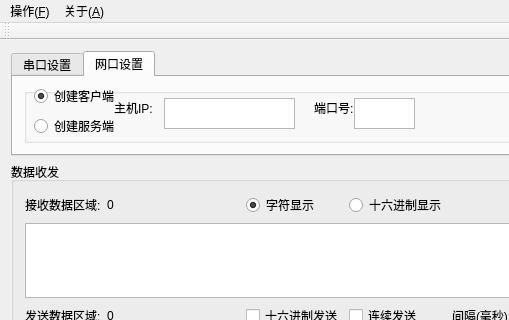
The window that serialAssistant1.1/mainwindow.ui (lonly-wolf/serialAssistant) describes before a commit, drawn with Qt 5; both pictures show x 0 to 509 and y 0 to 320 of the 743 by 507 pixel window.
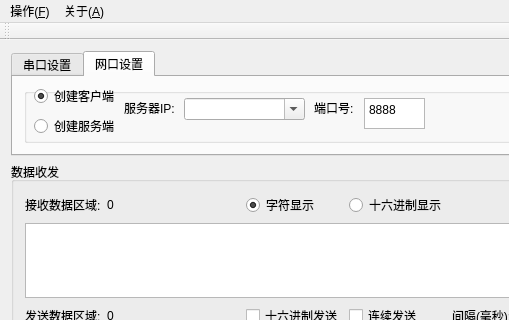
The same window after the commit. The open tabs and pages were chosen to show the change. Icons and pictures are not drawn.

What changed in the file:
```diff
--- a/serialAssistant1.1/mainwindow.ui
+++ b/serialAssistant1.1/mainwindow.ui
@@ -275,12 +275,19 @@
           <widget class="QTextEdit" name="textEdit_2">
            <property name="geometry">
             <rect>
-             <x>330</x>
+             <x>340</x>
              <y>10</y>
              <width>61</width>
              <height>31</height>
             </rect>
            </property>
+           <property name="html">
+            <string>&lt;!DOCTYPE HTML PUBLIC &quot;-//W3C//DTD HTML 4.0//EN&quot; &quot;http://www.w3.org/TR/REC-html40/strict.dtd&quot;&gt;
+&lt;html&gt;&lt;head&gt;&lt;meta name=&quot;qrichtext&quot; content=&quot;1&quot; /&gt;&lt;style type=&quot;text/css&quot;&gt;
+p, li { white-space: pre-wrap; }
+&lt;/style&gt;&lt;/head&gt;&lt;body style=&quot; font-family:'SimSun'; font-size:9pt; font-weight:400; font-style:normal;&quot;&gt;
+&lt;p style=&quot; margin-top:0px; margin-bottom:0px; margin-left:0px; margin-right:0px; -qt-block-indent:0; text-indent:0px;&quot;&gt;8888&lt;/p&gt;&lt;/body&gt;&lt;/html&gt;</string>
+           </property>
            <property name="acceptRichText">
             <bool>false</bool>
            </property>
@@ -301,30 +308,17 @@
             <bool>true</bool>
            </property>
           </widget>
-          <widget class="QTextEdit" name="textEdit">
-           <property name="geometry">
-            <rect>
-             <x>140</x>
-             <y>10</y>
-             <width>131</width>
-             <height>31</height>
-            </rect>
-           </property>
-           <property name="acceptRichText">
-            <bool>false</bool>
-           </property>
-          </widget>
           <widget class="QLabel" name="label_13">
            <property name="geometry">
             <rect>
-             <x>90</x>
+             <x>100</x>
              <y>10</y>
              <width>61</width>
              <height>20</height>
             </rect>
            </property>
            <property name="text">
-            <string>主机IP:</string>
+            <string>服务器IP:</string>
            </property>
           </widget>
           <widget class="QLabel" name="label_14">
@@ -340,6 +334,19 @@
             <string>端口号:</string>
            </property>
           </widget>
+          <widget class="QComboBox" name="comboBox_6">
+           <property name="geometry">
+            <rect>
+             <x>160</x>
+             <y>10</y>
+             <width>121</width>
+             <height>22</height>
+            </rect>
+           </property>
+           <property name="editable">
+            <bool>true</bool>
+           </property>
+          </widget>
          </widget>
         </item>
        </layout>
```
Left out of the diff: 2 changed lines with no effect on the pictures.
